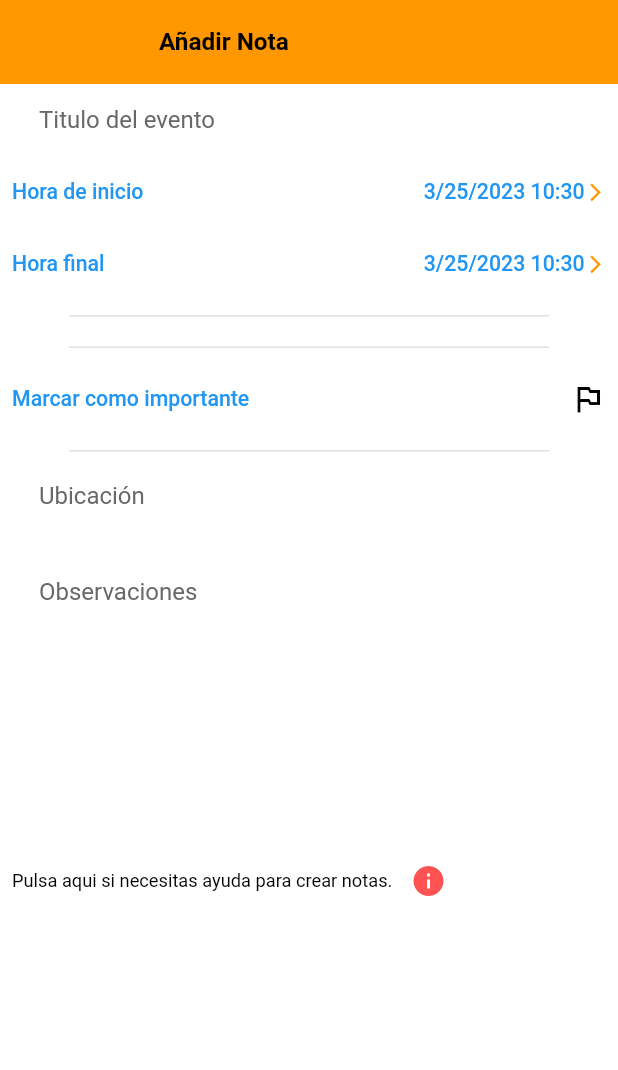
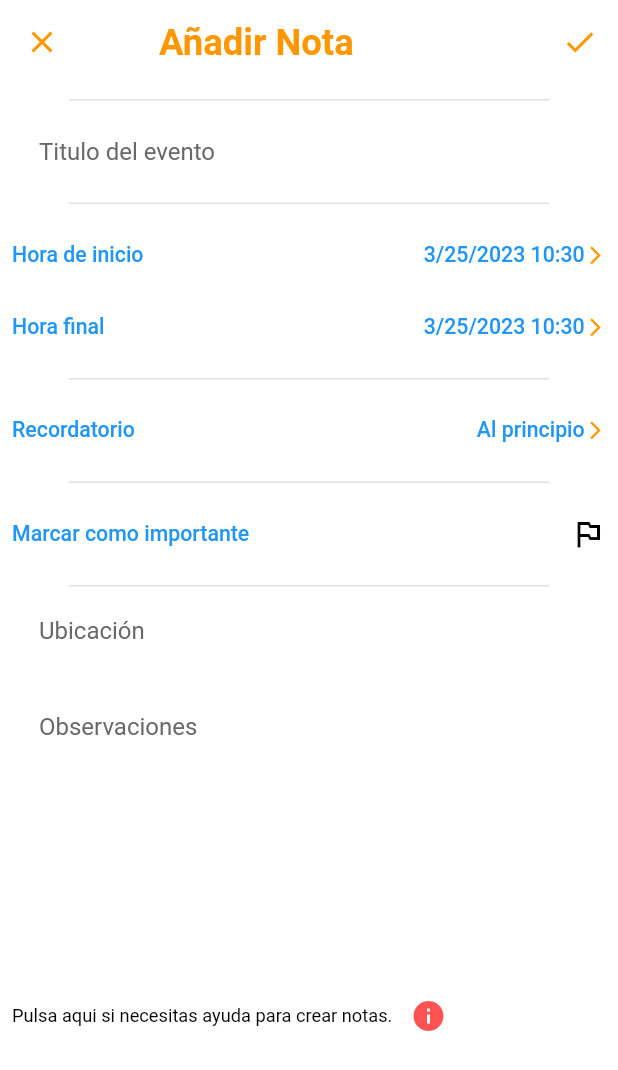
Before and after one commit to sandamil/Calendario, a Flutter app: the AddNotasView screen opened directly, on a phone screen of 412 x 824 dp. Shown: the top 1070 px of the screen. Run offline on Flutter 3.47's test engine with Material 2 defaults, Android fonts, the phone set to English and light mode, and no system bars; our stand-ins replace flutter_datetime_picker, flutter_screenutil, flutter_slidable, get, google_fonts, jiffy and 4 more; missing offline and left inert: flex_color_picker, flutter_material_color_picker; accounts and stored records are empty; Roboto replaces fonts that are missing (Poppins, ZillaSlab).

Commit message:
task imac

```diff
--- a/lib/app/modules/notas/views/add_notas_view.dart
+++ b/lib/app/modules/notas/views/add_notas_view.dart
@@ -14,13 +14,15 @@ class AddNotasView extends GetView<NotasController> {
 
   @override
   Widget build(BuildContext context) {
+    var theme = Theme.of(context);
+
     // NotasController controller = NotasController();
 
     return Scaffold(
       appBar: AppBar(
         centerTitle: true,
         elevation: 0.0,
-        // for elevation
+        backgroundColor: Colors.transparent,
         title: AnimatedContainer(
           duration: Duration(milliseconds: 200),
           curve: Curves.easeIn,
@@ -29,8 +31,10 @@ class AddNotasView extends GetView<NotasController> {
           child: Text(
             'Añadir Nota',
             style: TextStyle(
-                fontSize: 16.sp,
-                color: Theme.of(context).textTheme.titleLarge!.color),
+                fontFamily: 'ZillaSlab',
+                fontWeight: FontWeight.w700,
+                fontSize: 24.sp,
+                color: theme.primaryColor),
             overflow: TextOverflow.clip,
             softWrap: false,
           ),
@@ -46,37 +50,9 @@ class AddNotasView extends GetView<NotasController> {
             padding: EdgeInsets.only(right: 3),
             onPressed: () async {
               controller.addTravelEvent();
-
               await controller.addEvent();
               Navigator.pop(context);
               Navigator.of(context).pushReplacementNamed('/notas');
-              // await TurnoDbProvider.instance.init().then((db) async {
-              //
-              //   // Cuadrante _item = await TurnoDbProvider.instance.select(
-              //   //
-              //   //     await TurnoDbProvider.instance.insert(
-              //   //       Cuadrante(
-              //   //           title: controller.title.text,
-              //   //           site: controller.site.text,
-              //   //           notes: controller.notes.text,
-              //   //           isImportant: controller.isImportant,
-              //   //           startTimeMilliseconds:
-              //   //           controller.startTime.millisecondsSinceEpoch,
-              //   //           endTimeMilliseconds:
-              //   //           controller.endTime.millisecondsSinceEpoch,
-              //   //           time: Jiffy().format('yyyy-MM-dd h:mm:ss a')),
-              //   //     ));
-              //   controller.warnList.forEach((e) {
-              //     if (e['select']) {
-              //       // push.setOneTime(_item.id * 10 + e['id'], title, notes,
-              //       //     e['time'](_startTime));
-              //     }
-              //   });
-              //   Navigator.pop(context);
-              //   Navigator.of(context).pushReplacementNamed('/home');
-              //   // Toast.toast(context, msg: "¡Añadida! ");
-              //   TurnoDbProvider.instance.close();
-              // });
             },
           )
         ],
@@ -87,12 +63,16 @@ class AddNotasView extends GetView<NotasController> {
               // key: _formKey,
               child: ListView(
             children: <Widget>[
+              _buildLineBetween(),
+
               Container(
                 margin: EdgeInsets.symmetric(horizontal: 6),
                 child: _buildGeneralFormField(
                     controller.title, 'Titulo del evento', 1),
                 // key: keyButton13
               ),
+              _buildLineBetween(),
+
               Column(
                 // key: keyButton14,
                 children: <Widget>[
@@ -113,7 +93,7 @@ class AddNotasView extends GetView<NotasController> {
                               },
                               onConfirm: (DateTime date) {},
                               currentTime: controller.startTime.value,
-                              // locale: LocaleType.es
+                              locale: dp.LocaleType.es
                             );
                           },
                           child: Row(
@@ -158,7 +138,7 @@ class AddNotasView extends GetView<NotasController> {
                             },
                             onConfirm: (DateTime date) {},
                             currentTime: controller.endTime.value,
-                            // locale: LocaleType.es
+                            locale: dp.LocaleType.es
                           );
                         },
                         child: Row(
@@ -187,59 +167,60 @@ class AddNotasView extends GetView<NotasController> {
                                 ],
                               )
                             ])),
-
-                    // _buildGeneralColumn(
-                    //     context, 'Hora final',
-                    //     '${Jiffy(controller.endTime.value).yMd} ${Jiffy(controller.endTime.value).Hm}',
-                    //     () {
-                    //   // dp.DatePicker.showDateTimePicker(
-                    //   //   Get.context!,
-                    //   //
-                    //   //   showTitleActions: true,
-                    //   //   onChanged: (DateTime date) {},
-                    //   //   onConfirm: (DateTime date) {
-                    //   //     if (controller.startTime.value.millisecondsSinceEpoch <=
-                    //   //         date.millisecondsSinceEpoch) {
-                    //   //       controller.endTime.value = date;
-                    //   //
-                    //   //     }
-                    //   //   },
-                    //   //   currentTime: controller.endTime.value,
-                    //   //   // locale: LocaleType.es
-                    //   // );
-                    // }),
                   ),
                 ],
               ),
 
               _buildLineBetween(),
-              // Container(
-              //   // key: keyButton15,
-              //   child: _buildGeneralColumn(
-              //       context, 'Recordatorio', NotasController.warnDefaultt, () async {
-              //     Navigator.push(
-              //       context,
-              //       MaterialPageRoute(
-              //           builder: (context) =>
-              //               WarnView(controller.noWarn, controller.warnList, (bool value) {
-              //
-              //                   controller.noWarn = value;
-              //                controller.update();
-              //               }, (int item, bool value) {
-              //
-              //                 controller.warnList[item]['select'] = value;
-              //                   controller.update();
-              //
-              //               }, (String warn) {
-              //                String warnDefaultt = 'Al principio';
-              //
-              //                warnDefaultt = warn;
-              //                   controller.update();
-              //
-              //               })),
-              //     );
-              //   }),
-              // ),
+              TextButton(
+                  onPressed: ()async{
+                    Navigator.push(
+                      context,
+                      MaterialPageRoute(
+                          builder: (context) =>
+                              WarnView(controller.noWarn, controller.warnList, (bool value) {
+
+                                controller.noWarn = value;
+                                controller.update();
+                              }, (int item, bool value) {
+
+                                controller.warnList[item]['select'] = value;
+                                controller.update();
+
+                              }, (String warn) {
+                                String warnDefaultt = 'Al principio';
+
+                                warnDefaultt = warn;
+                                controller.update();
+
+                              })),
+                    );
+
+                  },
+                  child: Row(
+                      mainAxisAlignment: MainAxisAlignment.spaceBetween,
+                      crossAxisAlignment: CrossAxisAlignment.center,
+                      children: <Widget>[
+                        Text(
+                          'Recordatorio',
+                          style: TextStyle(color: Colors.blue, fontSize: 14.sp),
+                        ),
+                        Row(
+                          mainAxisAlignment: MainAxisAlignment.spaceBetween,
+                          crossAxisAlignment: CrossAxisAlignment.center,
+                          children: <Widget>[
+                            Text(
+                              NotasController.warnDefaultt,
+                              style: TextStyle(color: Colors.blue, fontSize: 14.sp),
+                            ),
+                            Icon(
+                              Icons.arrow_forward_ios,
+                              size: 14.sp,
+                            )
+                          ],
+                        )
+                      ])),
+
               _buildLineBetween(),
               TextButton(
                   // key: keyButton16,
--- a/lib/app/modules/notas/views/notas_view.dart
+++ b/lib/app/modules/notas/views/notas_view.dart
@@ -44,7 +44,7 @@ class NotasView extends GetView<NotasController> {
               style: TextStyle(
                   fontFamily: 'ZillaSlab',
                   fontWeight: FontWeight.w700,
-                  fontSize: 36.sp,
+                  fontSize: 28.sp,
                   color: theme.primaryColor),
               overflow: TextOverflow.clip,
               softWrap: false,
--- a/lib/app/modules/notas/views/widgets/button_row_view.dart
+++ b/lib/app/modules/notas/views/widgets/button_row_view.dart
@@ -17,7 +17,11 @@ class ButtonRowView extends StatelessWidget {
             children: <Widget>[
               GestureDetector(
                 onTap: () {
-                  controller.isFlagOn.value ?? controller.isFlagOn.value;
+                  if (controller.isFlagOn.value) {
+                    controller.isFlagOn.value = false;
+                  } else {
+                    controller.isFlagOn.value = true;
+                  }
                 },
                 child: AnimatedContainer(
                   duration: Duration(milliseconds: 160),
```
